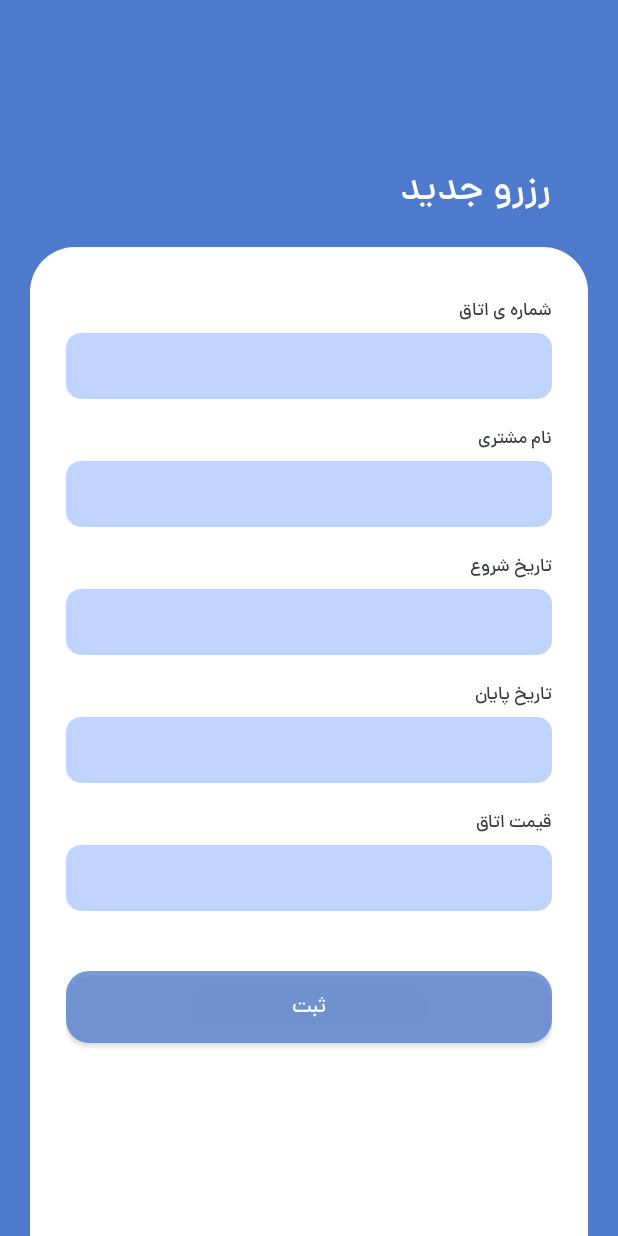
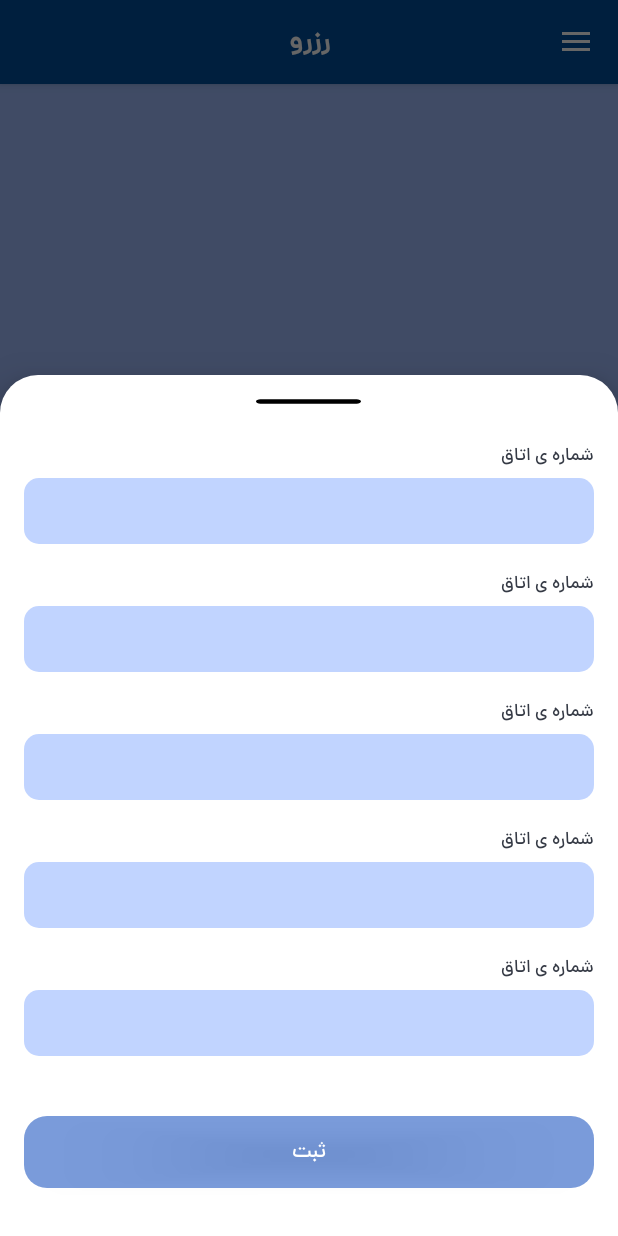
Before and after one commit to momen7899/Restel, an Android app: the MainFragment screen opened through its navigation route, after a tap on an icon or button, on a phone screen of 412 x 824 dp. Run offline under Robolectric (Android 15) with nearby library versions, the phone set to English and light mode, and no system bars; our stand-ins replace Dagger/Hilt's generated code, Room's generated code, RxJava, data binding, navigation-ui; 1 statement that could not run was skipped.

Commit message:
Use Bottom Sheet for form

```diff
--- a/presentation/src/main/java/com/momen/restel/client/view/ClientsFragment.kt
+++ b/presentation/src/main/java/com/momen/restel/client/view/ClientsFragment.kt
@@ -42,7 +42,7 @@ class ClientsFragment : Fragment() {
     private fun injectViewModel() {
         DaggerClientComponent.builder()
             .appComponent(App().appComponent)
-            .roomModule(RoomDbModule(requireContext()))
+            .roomDbModule(RoomDbModule(requireContext()))
             .build()
             .inject(this)
     }
--- a/presentation/src/main/java/com/momen/restel/customer/view/CustomerFragment.kt
+++ b/presentation/src/main/java/com/momen/restel/customer/view/CustomerFragment.kt
@@ -38,7 +38,7 @@ class CustomerFragment : Fragment() {
     private fun injectViewModels() {
         DaggerCustomerComponent.builder()
             .appComponent(App().appComponent)
-            .roomModule(RoomDbModule(requireContext()))
+            .roomDbModule(RoomDbModule(requireContext()))
             .build()
             .inject(this)
     }
--- a/presentation/src/main/java/com/momen/restel/login/view/LoginFragment.kt
+++ b/presentation/src/main/java/com/momen/restel/login/view/LoginFragment.kt
@@ -143,7 +143,7 @@ class LoginFragment : Fragment() {
     private fun injectViewModel() {
         DaggerLoginComponent.builder()
             .appComponent(App().appComponent)
-            .roomModule(RoomDbModule(requireContext()))
+            .roomDbModule(RoomDbModule(requireContext()))
             .build()
             .inject(this)
     }
--- a/presentation/src/main/java/com/momen/restel/main/view/MainFragment.kt
+++ b/presentation/src/main/java/com/momen/restel/main/view/MainFragment.kt
@@ -2,12 +2,14 @@
 
 package com.momen.restel.main.view
 
+import android.annotation.SuppressLint
 import android.os.Bundle
 import android.view.LayoutInflater
 import android.view.View
 import android.view.ViewGroup
 import android.view.animation.Animation
 import android.view.animation.TranslateAnimation
+import android.widget.ScrollView
 import android.widget.TextView
 import androidx.activity.OnBackPressedCallback
 import androidx.appcompat.app.ActionBarDrawerToggle
@@ -18,6 +20,7 @@ import androidx.fragment.app.Fragment
 import androidx.lifecycle.ViewModelProviders
 import androidx.navigation.findNavController
 import androidx.recyclerview.widget.LinearLayoutManager
+import com.google.android.material.bottomsheet.BottomSheetDialog
 import com.google.android.material.navigation.NavigationView
 import com.momen.restel.MainActivity
 import com.momen.restel.R
@@ -34,12 +37,16 @@ import javax.inject.Inject
 @Suppress("DEPRECATION")
 class MainFragment : Fragment() {
 
+    val rtl = true
+
     @Inject
     lateinit var reserveViewModelFactory: MainReserveViewModelFactory
 
     private lateinit var reserveViewModel: MainReserveViewModel
 
     private val reserveAdapter = ReserveAdapter()
+    private var bottomSheetDialog: BottomSheetDialog? = null
+    private var update = false;
 
     // activity component
     private lateinit var toolbar: Toolbar
@@ -66,7 +73,7 @@ class MainFragment : Fragment() {
     private fun injectViewModel() {
         DaggerMainComponent.builder()
             .appComponent(App().appComponent)
-            .roomModule(RoomDbModule(requireContext()))
+            .roomDbModule(RoomDbModule(requireContext()))
             .build()
             .inject(this)
     }
@@ -110,13 +117,33 @@ class MainFragment : Fragment() {
     private fun setUpComponents() {
         setUpFab()
         reserveRecycleSetUp()
+        setUpBottomSheet()
+        setUpBottomSheetSubmit()
+    }
+
+    private fun setUpBottomSheetSubmit() {
+
+    }
+
+    @SuppressLint("WrongConstant")
+    private fun setUpBottomSheet() {
+        bottomSheetDialog = BottomSheetDialog(requireContext())
+        bottomSheetDialog?.setContentView(R.layout.bottom_sheet_reserve)
+
+        val layout =
+            bottomSheetDialog?.findViewById<ScrollView>(R.id.bottomSheetReserve)
+        layout?.layoutDirection = if (rtl) 1 else 0
     }
 
     private fun setUpFab() {
         mainFab.setOnClickListener {
-            val action = MainFragmentDirections.actionMainFragmentToReserveFragment()
-            it.findNavController().navigate(action)
+            showBottomSheet(false)
         }
+    }
+
+    private fun showBottomSheet(update: Boolean) {
+        this.update = update
+        bottomSheetDialog?.show()
     }
 
     private fun reserveRecycleSetUp() {
--- a/presentation/src/main/java/com/momen/restel/reserve/view/ReserveFragment.kt
+++ b/presentation/src/main/java/com/momen/restel/reserve/view/ReserveFragment.kt
@@ -73,7 +73,7 @@ class ReserveFragment : Fragment() {
     private fun injectViewModel() {
         DaggerReserveComponent.builder()
             .appComponent(App().appComponent)
-            .roomModule(RoomDbModule(requireContext()))
+            .roomDbModule(RoomDbModule(requireContext()))
             .build()
             .inject(this)
     }
--- a/presentation/src/main/java/com/momen/restel/splash/view/SplashFragment.kt
+++ b/presentation/src/main/java/com/momen/restel/splash/view/SplashFragment.kt
@@ -65,7 +65,7 @@ class SplashFragment : Fragment() {
     private fun injectViewModel() {
         DaggerSplashComponent.builder()
             .appComponent((App()).appComponent)
-            .roomModule(RoomDbModule(requireContext()))
+            .roomDbModule(RoomDbModule(requireContext()))
             .build()
             .inject(this)
     }
--- /dev/null
+++ b/presentation/src/main/res/drawable/bg_bottom_sheet.xml
@@ -0,0 +1,7 @@
+<?xml version="1.0" encoding="utf-8"?>
+<shape xmlns:android="http://schemas.android.com/apk/res/android">
+    <solid android:color="@android:color/white" />
+    <corners
+        android:topLeftRadius="25dp"
+        android:topRightRadius="25dp" />
+</shape>
--- /dev/null
+++ b/presentation/src/main/res/drawable/ic_line.xml
@@ -0,0 +1,9 @@
+<vector xmlns:android="http://schemas.android.com/apk/res/android"
+    android:width="70dp"
+    android:height="35dp"
+    android:viewportWidth="409.6"
+    android:viewportHeight="409.6">
+    <path
+        android:fillColor="#FF000000"
+        android:pathData="M392.533,187.733H17.067C7.641,187.733 0,195.374 0,204.8s7.641,17.067 17.067,17.067h375.467c9.426,0 17.067,-7.641 17.067,-17.067S401.959,187.733 392.533,187.733z" />
+</vector>
--- /dev/null
+++ b/presentation/src/main/res/layout/bottom_sheet_reserve.xml
@@ -0,0 +1,69 @@
+<?xml version="1.0" encoding="utf-8"?>
+<ScrollView xmlns:android="http://schemas.android.com/apk/res/android"
+    xmlns:app="http://schemas.android.com/apk/res-auto"
+    android:id="@+id/bottomSheetReserve"
+    android:layout_width="match_parent"
+    android:layout_height="match_parent"
+    app:layout_behavior="com.google.android.material.bottomsheet.BottomSheetBehavior">
+
+    <LinearLayout
+        android:layout_width="match_parent"
+        android:layout_height="wrap_content"
+        android:orientation="vertical">
+
+
+        <ImageView
+            android:id="@+id/imageView"
+            android:layout_width="70dp"
+            android:layout_height="35dp"
+            android:layout_gravity="center"
+            android:gravity="center"
+            app:srcCompat="@drawable/ic_line" />
+
+        <include
+            layout="@layout/card_input"
+            android:layout_width="match_parent"
+            android:layout_height="wrap_content"
+            android:layout_marginHorizontal="16dp"
+            android:layout_marginVertical="8dp" />
+
+        <include
+            layout="@layout/card_input"
+            android:layout_width="match_parent"
+            android:layout_height="wrap_content"
+            android:layout_marginHorizontal="16dp"
+            android:layout_marginVertical="8dp" />
+
+        <include
+            layout="@layout/card_input"
+            android:layout_width="match_parent"
+            android:layout_height="wrap_content"
+            android:layout_marginHorizontal="16dp"
+            android:layout_marginVertical="8dp" />
+
+        <include
+            layout="@layout/card_input"
+            android:layout_width="match_parent"
+            android:layout_height="wrap_content"
+            android:layout_marginHorizontal="16dp"
+            android:layout_marginVertical="8dp" />
+
+        <include
+            layout="@layout/card_input"
+            android:layout_width="match_parent"
+            android:layout_height="wrap_content"
+            android:layout_marginHorizontal="16dp"
+            android:layout_marginVertical="8dp" />
+
+        <Button
+            android:id="@+id/submitBtn"
+            style="@style/CustomButton"
+            android:layout_width="match_parent"
+            android:layout_marginHorizontal="16dp"
+            android:layout_marginVertical="32dp"
+            android:padding="0dp"
+            android:text="@string/submit" />
+    </LinearLayout>
+
+
+</ScrollView>
--- /dev/null
+++ b/presentation/src/main/res/layout/card_input.xml
@@ -0,0 +1,22 @@
+<?xml version="1.0" encoding="utf-8"?>
+<LinearLayout xmlns:android="http://schemas.android.com/apk/res/android"
+    xmlns:tools="http://schemas.android.com/tools"
+    android:layout_width="match_parent"
+    android:layout_height="match_parent"
+    android:orientation="vertical">
+
+    <TextView
+        android:id="@+id/roomHint"
+        style="@style/EditTextHint"
+        android:text="@string/roomHint" />
+
+    <EditText
+        android:id="@+id/reserveRoom"
+        style="@style/LoginEditText"
+        android:layout_width="match_parent"
+        android:layout_marginTop="4dp"
+        android:importantForAutofill="no"
+        android:inputType="text"
+        tools:ignore="LabelFor" />
+
+</LinearLayout>
--- a/presentation/src/main/res/values/strings.xml
+++ b/presentation/src/main/res/values/strings.xml
@@ -38,4 +38,5 @@
     <string name="capacity">ظرفیت:</string>
     <string name="gender">جنسیت:</string>
     <string name="married">وضعیت تاهل:</string>
+    <string name="bottomSheetSecription">show Bottom Sheet</string>
 </resources>
--- a/presentation/src/main/res/values/themes.xml
+++ b/presentation/src/main/res/values/themes.xml
@@ -13,6 +13,16 @@
         <item name="fontFamily">@font/dana_medium</item>
         <item name="android:statusBarColor" tools:targetApi="l">@color/primaryStatusColor</item>
         <!-- Customize your theme here. -->
+        <item name="bottomSheetDialogTheme">@style/AppBottomSheetDialogTheme</item>
+
+    </style>
+
+    <style name="AppBottomSheetDialogTheme" parent="Theme.Design.Light.BottomSheetDialog">
+        <item name="bottomSheetStyle">@style/AppModalStyle</item>
+    </style>
+
+    <style name="AppModalStyle" parent="Widget.Design.BottomSheet.Modal">
+        <item name="android:background">@drawable/bg_bottom_sheet</item>
     </style>
 
     <style name="ReserveItemTextView">
```
Also changed, not shown: presentation/src/main/java/com/momen/restel/clientdetail/view/ClientDetail.kt (deleted, +0 -17 lines), presentation/src/main/java/com/momen/restel/passengerdetail/view/PassengerDetailFragment.kt (deleted, +0 -17 lines), presentation/src/main/res/layout/bottom_sheet_client.xml (added, +69 -0 lines), presentation/src/main/res/layout/bottom_sheet_customer.xml (added, +69 -0 lines), presentation/src/main/res/layout/bottom_sheet_room.xml (added, +48 -0 lines), presentation/src/main/res/layout/fragment_client_detail.xml (deleted, +0 -173 lines), presentation/src/main/res/layout/fragment_passenger_detail.xml (deleted, +0 -143 lines).
